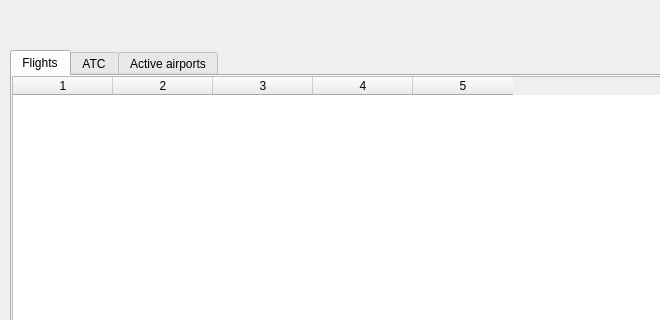
The window that source/ui/resources/firdetailswindow.ui (Vatsinator/vatsinator-legacy) describes before a commit, drawn with Qt 5; both pictures show x 0 to 660 and y 0 to 320 of the 800 by 500 pixel window.
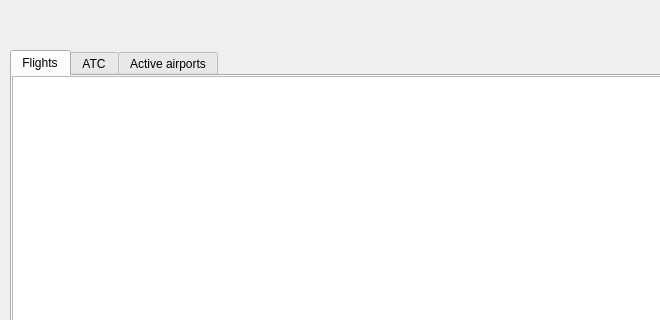
The same window after the commit. Icons and pictures are not drawn.

Commit message: Data model changes. - As for VatsimDataHandler, AirportObject and Fir: no more vectors - changed to TableModels; - TableModels are: AirportTableModel, ControllerTableModel, FlightTableModel; - TableWidgets changed to TableViews (AirportDetailsWindow, FirDetailsWindow, FlightsListWindow); - planes icons are now loaded from "pixmaps" directory; - DetailsButton and ShowPilotButton removed, added ClientDetailsButton instead; - as for Windows: showWindow() methods renamed just to show(); - planes pixmaps renewed.

```diff
--- a/source/ui/resources/firdetailswindow.ui
+++ b/source/ui/resources/firdetailswindow.ui
@@ -82,7 +82,7 @@
     <attribute name="title">
      <string>Flights</string>
     </attribute>
-    <widget class="QTableWidget" name="FlightsTable">
+    <widget class="QTableView" name="FlightsTable">
      <property name="geometry">
       <rect>
        <x>0</x>
@@ -118,20 +118,18 @@
      <property name="gridStyle">
       <enum>Qt::NoPen</enum>
      </property>
+     <property name="sortingEnabled">
+      <bool>false</bool>
+     </property>
      <property name="wordWrap">
       <bool>false</bool>
      </property>
-     <property name="columnCount">
-      <number>5</number>
-     </property>
      <attribute name="verticalHeaderVisible">
       <bool>false</bool>
      </attribute>
-     <column/>
-     <column/>
-     <column/>
-     <column/>
-     <column/>
+     <attribute name="verticalHeaderDefaultSectionSize">
+      <number>25</number>
+     </attribute>
     </widget>
    </widget>
    <widget class="QWidget" name="ATCTab">
```
Left out of the diff: 34 changed lines with no effect on the pictures. The commit also changes 59 other files.
